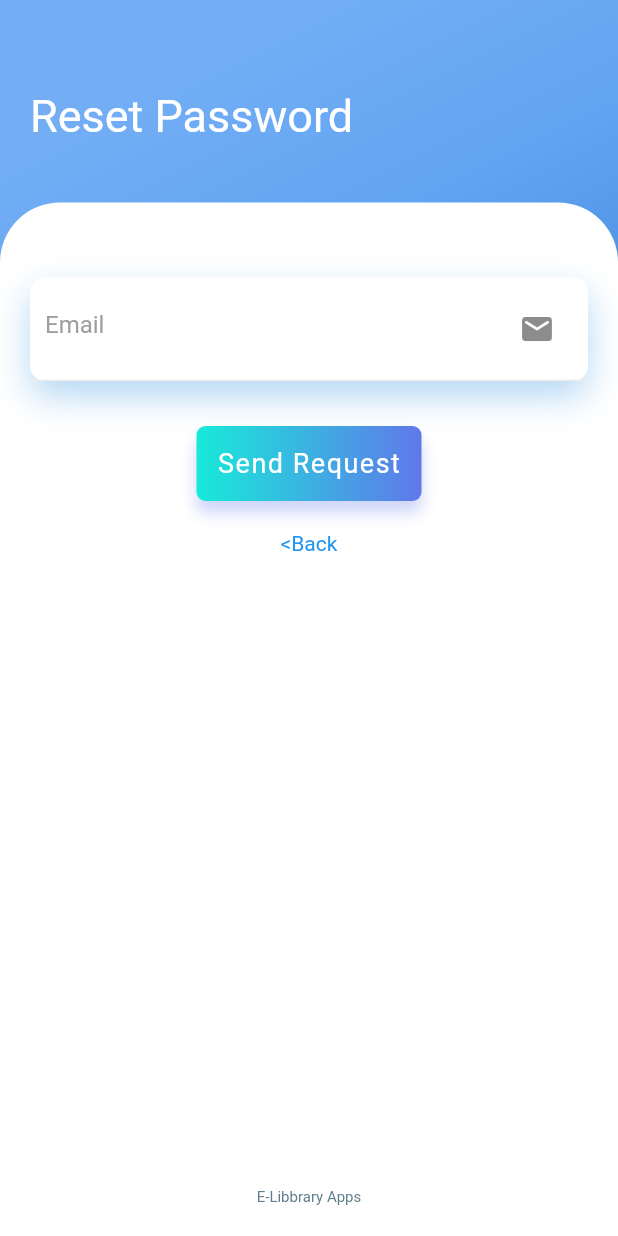
After one commit to irwan123/elibrary-tubes, a Flutter app: the screen it shows after launch, after a tap on "Sign In", after a tap on "Forgot Password ?", on a phone screen of 412 x 824 dp. The commit adds this screen. Run offline on Flutter 3.47's test engine with Material 2 defaults, Android fonts, the phone set to English and light mode, and no system bars; our stand-ins replace carousel_pro, cloud_firestore, curved_navigation_bar, firebase_auth, firebase_storage, flutter_screenutil and 1 more; accounts and stored records are empty; Roboto replaces fonts that are missing (Poppins-Bold).

Commit message:
Tambah file Forgot Password

```diff
--- a/lib/login.dart
+++ b/lib/login.dart
@@ -4,9 +4,9 @@ import 'package:elibrary/dashboard.dart';
 import 'package:flutter/gestures.dart';
 import 'package:flutter/material.dart';
 import 'package:flutter_screenutil/screenutil.dart';
-import 'home.dart';
 import 'slider.dart';
 import 'package:firebase_auth/firebase_auth.dart';
+import 'reset.dart';
 
 class LoginPage extends StatefulWidget {
   @override
@@ -110,6 +110,7 @@ class _LoginPageState extends State<LoginPage> {
                               TextFormField(
                                 keyboardType: TextInputType.emailAddress,
                                 decoration: InputDecoration(
+                                    suffixIcon: Icon(Icons.email_sharp),
                                     hintText: "E-mail",
                                     hintStyle: TextStyle(
                                         color: Colors.grey, fontSize: 15.0)),
@@ -125,6 +126,7 @@ class _LoginPageState extends State<LoginPage> {
                               TextFormField(
                                 obscureText: true,
                                 decoration: InputDecoration(
+                                    suffixIcon: Icon(Icons.vpn_key_rounded),
                                     hintText: "Password",
                                     hintStyle: TextStyle(
                                         color: Colors.grey, fontSize: 15.0)),
@@ -150,11 +152,18 @@ class _LoginPageState extends State<LoginPage> {
                           SizedBox(
                             width: 5.0,
                           ),
-                          Text("Forgot Password ?",
+                          TextButton(
+                            child: Text("Forgot Password ?",
                                 style: TextStyle(
                                     color: Colors.blueAccent,
                                     fontSize: 15,
                                     fontFamily: "Poppins-Medium")),
+                            onPressed: () async {
+                              Navigator.of(context).pushReplacement(
+                                  MaterialPageRoute(
+                                      builder: (context) => ResetPage()));
+                            },
+                          ),
                         ],
                       ),
                       InkWell(
@@ -205,7 +214,9 @@ class _LoginPageState extends State<LoginPage> {
                   Row(
                     mainAxisAlignment: MainAxisAlignment.center,
                     children: <Widget>[
-                      Expanded(
+                      Padding(
+                        padding: EdgeInsets.only(right: 240),
+                        child: Expanded(
                             child: RichText(
                                 text: TextSpan(
                                     style: TextStyle(
@@ -217,9 +228,11 @@ class _LoginPageState extends State<LoginPage> {
                                         Navigator.pushReplacement(
                                           context,
                                           MaterialPageRoute(
-                                            builder: (context) => SliderPage()),
+                                              builder: (context) =>
+                                                  SliderPage()),
                                         );
                                       }))),
+                      )
                     ],
                   ),
                   SizedBox(
--- /dev/null
+++ b/lib/reset.dart
@@ -0,0 +1,181 @@
+import 'package:flutter/gestures.dart';
+import 'package:flutter/material.dart';
+import 'login.dart';
+import 'package:firebase_auth/firebase_auth.dart';
+
+class ResetPage extends StatefulWidget {
+  @override
+  _ResetPageState createState() => _ResetPageState();
+}
+
+class _ResetPageState extends State<ResetPage> {
+  String _email;
+  final auth = FirebaseAuth.instance;
+  @override
+  Widget build(BuildContext context) {
+    return Scaffold(
+      resizeToAvoidBottomInset: false,
+      body: Container(
+        padding: EdgeInsets.only(top: 30),
+        width: double.infinity,
+        decoration: BoxDecoration(
+            gradient: LinearGradient(begin: Alignment.topCenter, colors: [
+          Color(0xFF73AEF5),
+          Color(0xFF61A4F1),
+          Color(0xFF478DE0),
+          Color(0xFF398AE5)
+        ])),
+        child: Column(
+          crossAxisAlignment: CrossAxisAlignment.start,
+          children: <Widget>[
+            Padding(
+              padding: EdgeInsets.only(top: 30, left: 20, right: 20),
+              child: Column(
+                crossAxisAlignment: CrossAxisAlignment.center,
+                children: <Widget>[
+                  Text(
+                    "Reset Password",
+                    style: TextStyle(
+                        color: Colors.white,
+                        fontSize: 30,
+                        fontFamily: "Poppins-Bold"),
+                  ),
+                  SizedBox(
+                    height: 10,
+                  ),
+                ],
+              ),
+            ),
+            SizedBox(height: 30),
+            Expanded(
+              child: Container(
+                decoration: BoxDecoration(
+                    color: Colors.white,
+                    borderRadius: BorderRadius.only(
+                        topLeft: Radius.circular(40),
+                        topRight: Radius.circular(40))),
+                child: Padding(
+                  padding: EdgeInsets.all(20),
+                  child: Column(
+                    children: <Widget>[
+                      SizedBox(
+                        height: 30,
+                      ),
+                      Container(
+                        decoration: BoxDecoration(
+                            color: Colors.white,
+                            borderRadius: BorderRadius.circular(10),
+                            boxShadow: [
+                              BoxShadow(
+                                  color: Color.fromRGBO(0, 120, 215, .3),
+                                  blurRadius: 20,
+                                  offset: Offset(0, 10))
+                            ]),
+                        child: Column(
+                          children: <Widget>[
+                            Container(
+                              padding: EdgeInsets.all(10),
+                              decoration: BoxDecoration(
+                                  border: Border(
+                                      bottom:
+                                          BorderSide(color: Colors.grey[200]))),
+                              child: TextFormField(
+                                keyboardType: TextInputType.emailAddress,
+                                decoration: InputDecoration(
+                                    suffixIcon: Icon(Icons.email_rounded),
+                                    hintText: "Email",
+                                    hintStyle: TextStyle(
+                                        color: Colors.grey,
+                                        fontFamily: "Poppins-Bold"),
+                                    border: InputBorder.none),
+                                onChanged: (value) {
+                                  setState(() {
+                                    _email = value.trim();
+                                  });
+                                },
+                              ),
+                            ),
+                          ],
+                        ),
+                      ),
+                      SizedBox(
+                        height: 30,
+                      ),
+                      InkWell(
+                        child: Container(
+                          width: 150,
+                          height: 50,
+                          decoration: BoxDecoration(
+                              gradient: LinearGradient(colors: [
+                                Color(0xFF17ead9),
+                                Color(0xFF6078ea)
+                              ]),
+                              borderRadius: BorderRadius.circular(6.0),
+                              boxShadow: [
+                                BoxShadow(
+                                    color: Color(0xFF6078ea).withOpacity(.3),
+                                    offset: Offset(0.0, 8.0),
+                                    blurRadius: 8.0)
+                              ]),
+                          child: Material(
+                            color: Colors.transparent,
+                            child: InkWell(
+                              onTap: () {
+                                auth.sendPasswordResetEmail(email: _email);
+                                Navigator.pushReplacement(
+                                  context,
+                                  MaterialPageRoute(
+                                      builder: (context) => ResetPage()),
+                                );
+                              },
+                              child: Center(
+                                child: Text("Send Request",
+                                    style: TextStyle(
+                                        color: Colors.white,
+                                        fontFamily: "Poppins-Bold",
+                                        fontSize: 18,
+                                        letterSpacing: 1.0)),
+                              ),
+                            ),
+                          ),
+                        ),
+                      ),
+                      SizedBox(
+                        height: 20,
+                      ),
+                      Expanded(
+                          child: RichText(
+                              text: TextSpan(
+                                  style: TextStyle(
+                                    color: Colors.blue,
+                                  ),
+                                  text: '<Back',
+                                  recognizer: TapGestureRecognizer()
+                                    ..onTap = () async {
+                                      Navigator.pushReplacement(
+                                        context,
+                                        MaterialPageRoute(
+                                            builder: (context) => LoginPage()),
+                                      );
+                                    }))),
+                      SizedBox(
+                        height: 15,
+                      ),
+                      Text(
+                        "E-Libbrary Apps",
+                        style: TextStyle(
+                            color: Colors.blueGrey,
+                            fontSize: 10,
+                            fontFamily: "Poppins-Bold"),
+                      )
+                    ],
+                  ),
+                ),
+              ),
+            ),
+          ],
+        ),
+      ),
+    );
+  }
+}
```
Lines whose indentation alone changed are shown as unchanged.
